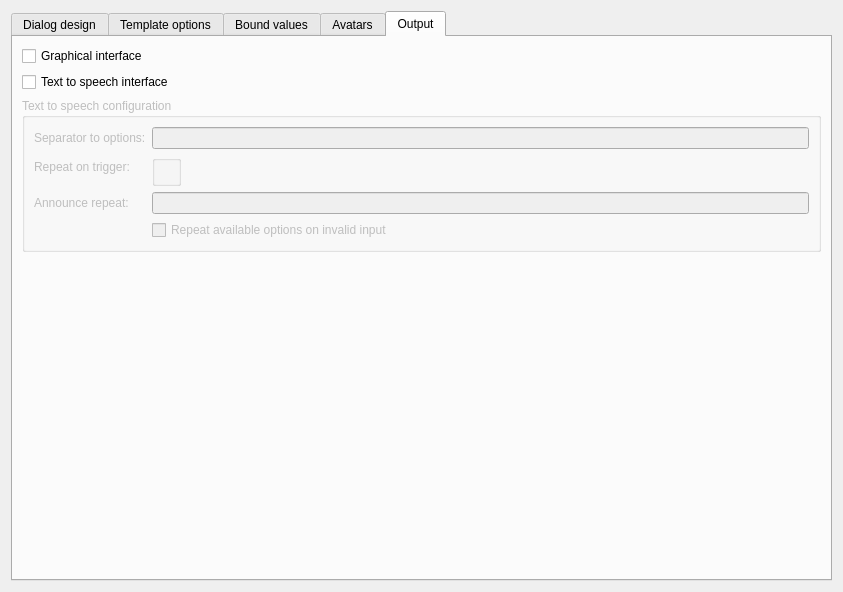
Before: the Qt Designer form plugins/Commands/Dialog/dialogconfigurationdlg.ui in KDE/simon, drawn with Qt 5.
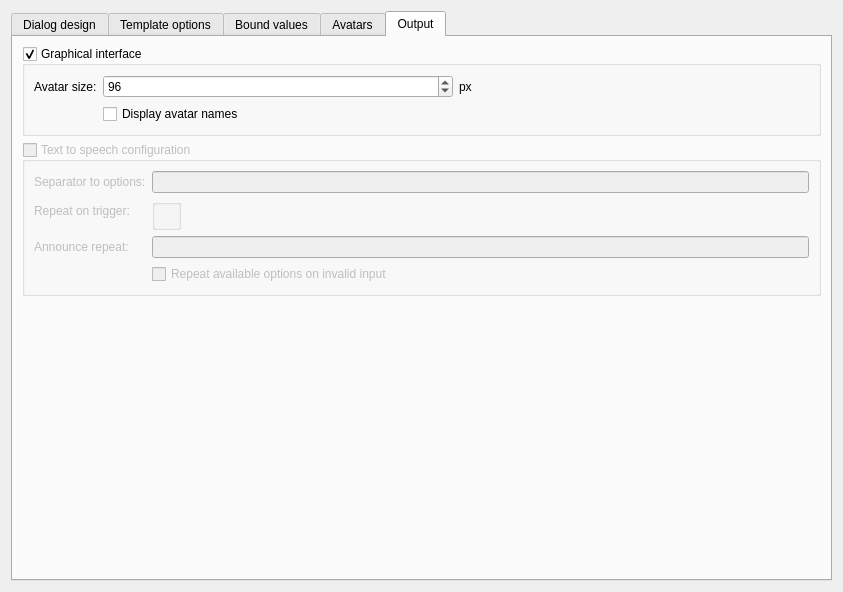
After: the same form once the commit is applied. The open tabs and pages were chosen to show the change. Custom widgets are drawn as their Qt base class.

Commit message: Displaying avatars in dialog view (configurable)

```diff
--- a/plugins/Commands/Dialog/dialogconfigurationdlg.ui
+++ b/plugins/Commands/Dialog/dialogconfigurationdlg.ui
@@ -394,17 +394,53 @@
       </attribute>
       <layout class="QVBoxLayout" name="verticalLayout_8">
        <item>
-        <widget class="QCheckBox" name="cbGraphical">
-         <property name="text">
+        <widget class="QGroupBox" name="gbGraphical">
+         <property name="title">
           <string>Graphical interface</string>
          </property>
-        </widget>
-       </item>
-       <item>
-        <widget class="QCheckBox" name="cbTextToSpeech">
-         <property name="text">
-          <string>Text to speech interface</string>
+         <property name="checkable">
+          <bool>true</bool>
          </property>
+         <layout class="QFormLayout" name="formLayout_2">
+          <item row="0" column="0">
+           <widget class="QLabel" name="lbAvatarSize">
+            <property name="text">
+             <string>Avatar size:</string>
+            </property>
+           </widget>
+          </item>
+          <item row="0" column="1">
+           <layout class="QHBoxLayout" name="horizontalLayout_5">
+            <item>
+             <widget class="QSpinBox" name="sbAvatarSize">
+              <property name="minimum">
+               <number>1</number>
+              </property>
+              <property name="maximum">
+               <number>1024</number>
+              </property>
+              <property name="value">
+               <number>96</number>
+              </property>
+             </widget>
+            </item>
+            <item>
+             <widget class="QLabel" name="label_5">
+              <property name="text">
+               <string>px</string>
+              </property>
+             </widget>
+            </item>
+           </layout>
+          </item>
+          <item row="1" column="1">
+           <widget class="QCheckBox" name="cbDisplayAvatarNames">
+            <property name="text">
+             <string>Display avatar names</string>
+            </property>
+           </widget>
+          </item>
+         </layout>
         </widget>
        </item>
        <item>
@@ -415,6 +451,12 @@
          <property name="title">
           <string>Text to speech configuration</string>
          </property>
+         <property name="checkable">
+          <bool>true</bool>
+         </property>
+         <property name="checked">
+          <bool>false</bool>
+         </property>
          <layout class="QFormLayout" name="formLayout">
           <property name="fieldGrowthPolicy">
            <enum>QFormLayout::ExpandingFieldsGrow</enum>
```
Left out of the diff: 20 changed lines with no effect on the pictures. The commit also changes 10 other files.
